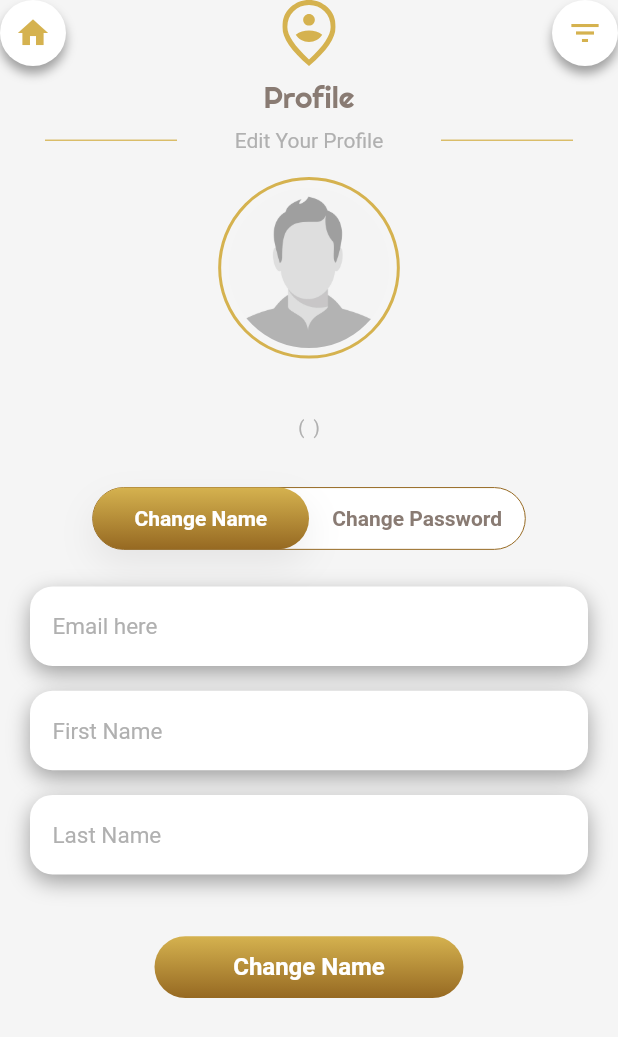
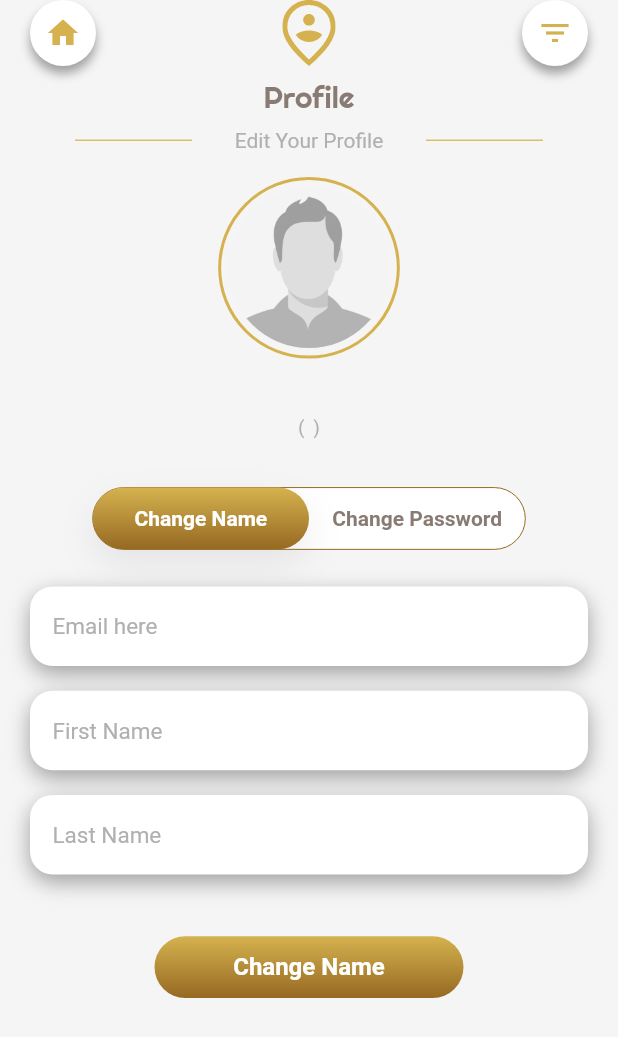
Before and after one commit to SufyanSajid/anees_casting, a Flutter app: the ProfileScreen screen opened by its route, on a phone screen of 412 x 824 dp. Shown: the top 1037 px of the screen. Run offline on Flutter 3.47's test engine with Material 2 defaults, Android fonts, the phone set to English and light mode, and no system bars; our stand-ins replace cached_network_image, extended_image, file_picker, flutter_svg, google_fonts, share_plus and 1 more; missing offline and left inert: flutter_iconpicker; accounts and stored records are empty; Roboto replaces fonts that are missing (Ubuntu).

Commit message:
mobile responsive

```diff
--- a/lib/Screen/Common/profile.dart
+++ b/lib/Screen/Common/profile.dart
@@ -145,7 +145,9 @@ class _ProfileScreenState extends State<ProfileScreen> {
         body: SafeArea(
           child: Column(
             children: [
-              Appbar(
+              Padding(
+                padding: const EdgeInsets.symmetric(horizontal: 20),
+                child: Appbar(
                     title: 'Profile',
                     subtitle: 'Edit Your Profile',
                     svgIcon: 'assets/icons/profile.svg',
@@ -165,6 +167,7 @@ class _ProfileScreenState extends State<ProfileScreen> {
                     tarilingTap: () {
                       _scaffoldKey.currentState!.openDrawer();
                     }),
+              ),
               Expanded(
                 child: ListView(
                   children: [
```
Also changed, not shown: 1 other file. Lines whose indentation alone changed are shown as unchanged.
